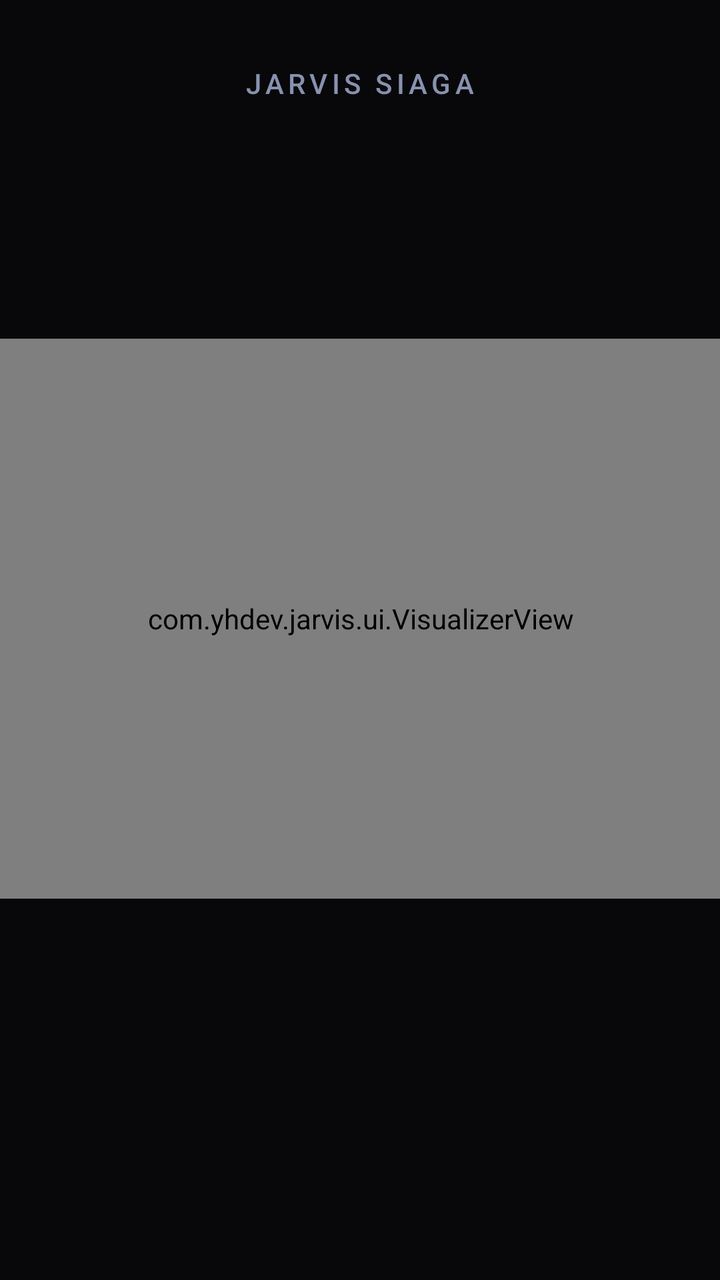
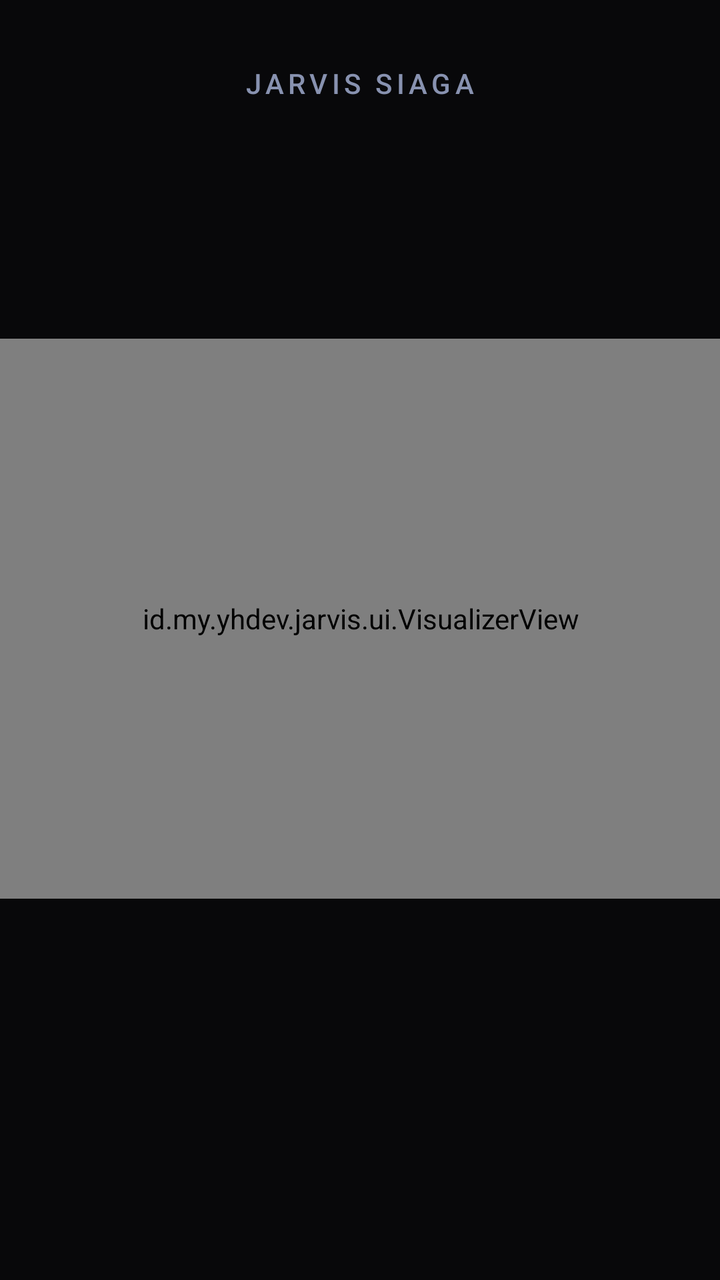

Before-and-after screenshots of an Android layout around one commit, followed by the original layout XML and the change that was made.
<!-- AndroidManifest.xml: activity theme Theme.JarvisAppliance.Fullscreen -->
<!-- res/layout/activity_main.xml -->
<?xml version="1.0" encoding="utf-8"?>
<androidx.constraintlayout.widget.ConstraintLayout xmlns:android="http://schemas.android.com/apk/res/android"
    xmlns:app="http://schemas.android.com/apk/res-auto"
    android:layout_width="match_parent"
    android:layout_height="match_parent"
    android:background="@color/bg_black"
    android:keepScreenOn="true">

    
    <TextView
        android:id="@+id/tvStatus"
        android:layout_width="wrap_content"
        android:layout_height="wrap_content"
        android:layout_marginTop="32dp"
        android:fontFamily="sans-serif-medium"
        android:letterSpacing="0.15"
        android:text="@string/status_idle"
        android:textColor="@color/text_secondary"
        android:textSize="14sp"
        android:textAllCaps="true"
        app:layout_constraintEnd_toEndOf="parent"
        app:layout_constraintStart_toStartOf="parent"
        app:layout_constraintTop_toTopOf="parent" />

    
    <com.yhdev.jarvis.ui.VisualizerView
        android:id="@+id/visualizerView"
        android:layout_width="480dp"
        android:layout_height="280dp"
        app:layout_constraintBottom_toTopOf="@id/tvSubtitle"
        app:layout_constraintEnd_toEndOf="parent"
        app:layout_constraintStart_toStartOf="parent"
        app:layout_constraintTop_toBottomOf="@id/tvStatus" />

    
    <TextView
        android:id="@+id/tvSubtitle"
        android:layout_width="0dp"
        android:layout_height="wrap_content"
        android:layout_marginStart="64dp"
        android:layout_marginEnd="64dp"
        android:layout_marginBottom="48dp"
        android:gravity="center"
        android:lineSpacingExtra="4dp"
        android:textColor="@color/text_primary"
        android:textSize="18sp"
        app:layout_constraintBottom_toBottomOf="parent"
        app:layout_constraintEnd_toEndOf="parent"
        app:layout_constraintStart_toStartOf="parent" />

</androidx.constraintlayout.widget.ConstraintLayout>
<!-- resources referenced by this layout -->
<resources>
  <color name="bg_black">#08080A</color>
  <color name="text_primary">#E0E6ED</color>
  <color name="text_secondary">#8892B0</color>
  <string name="status_idle">Jarvis Siaga</string>
  <style name="Theme.JarvisAppliance.Fullscreen" parent="Theme.JarvisAppliance">
          <item name="android:windowFullscreen">true</item>
          <item name="android:windowContentOverlay">@null</item>
          <item name="android:keepScreenOn">true</item>
      </style>
  <style name="Theme.JarvisAppliance" parent="Theme.MaterialComponents.DayNight.NoActionBar">
          <item name="android:windowBackground">@color/bg_black</item>
          <item name="android:statusBarColor">@color/bg_black</item>
          <item name="android:navigationBarColor">@color/bg_black</item>
      </style>
</resources>

<!-- the commit's change to res/layout/activity_main.xml (unified diff, before → after) -->
@@ -23,7 +23,7 @@
         app:layout_constraintTop_toTopOf="parent" />
 
     
-    <com.yhdev.jarvis.ui.VisualizerView
+    <id.my.yhdev.jarvis.ui.VisualizerView
         android:id="@+id/visualizerView"
         android:layout_width="480dp"
         android:layout_height="280dp"
